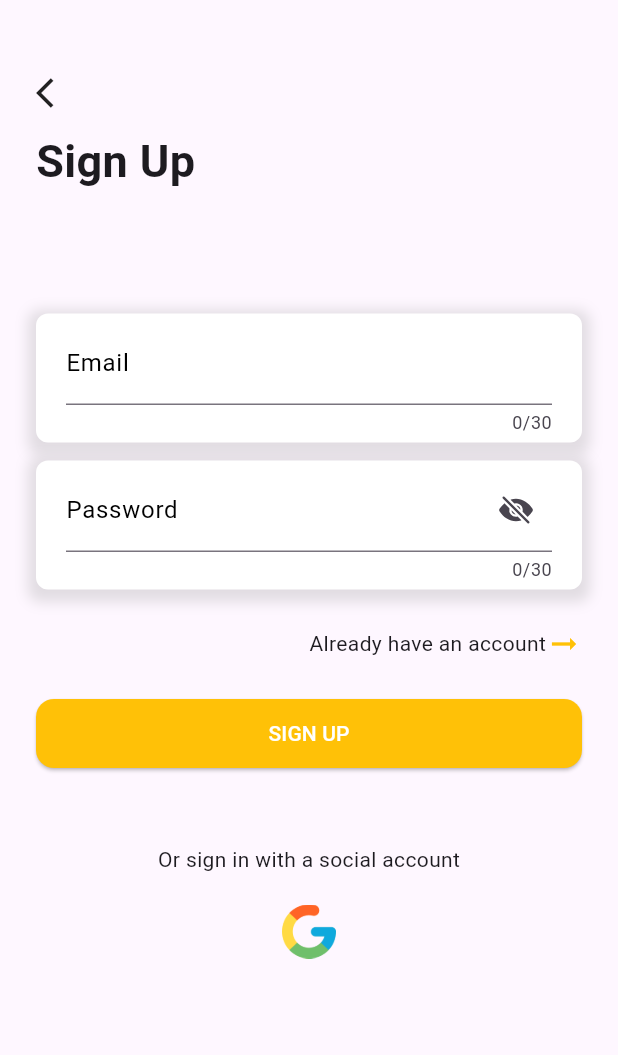
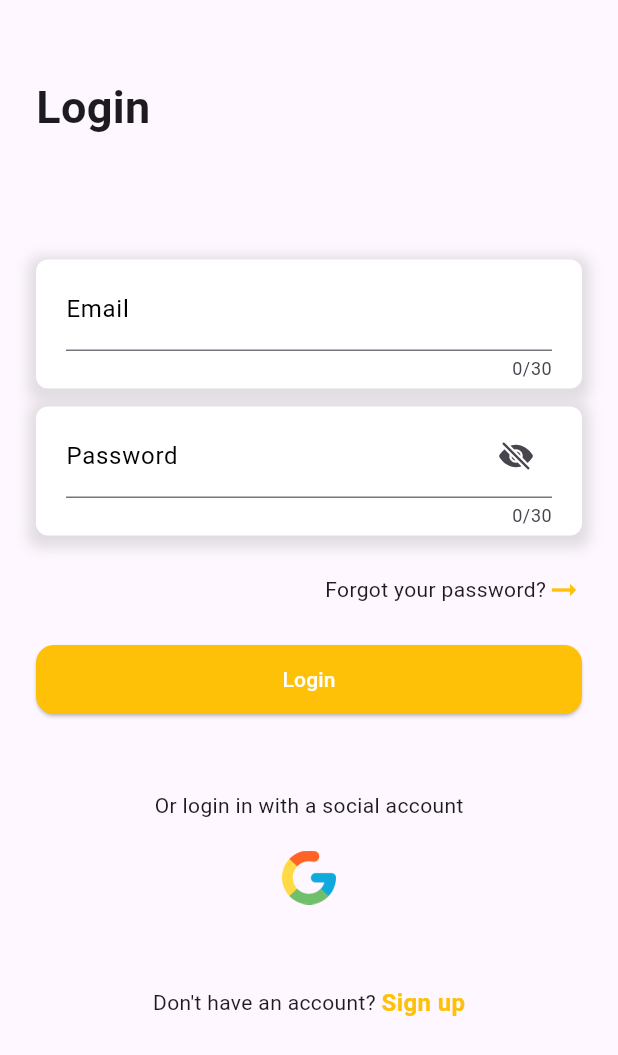
Before and after one commit to kietdev123/ecommerce_mobile, a Flutter app: the screen it shows after launch, on a phone screen of 412 x 824 dp. Shown: the top 1055 px of the screen. Run offline on Flutter 3.47's test engine with Material 3 defaults, Android fonts, the phone set to English and light mode, and no system bars; our stand-ins replace firebase_auth, firebase_core, flutter_bloc, flutter_easyloading, flutter_localization, ionicons; accounts and stored records are empty.

Commit message:
feat: sign up

```diff
--- a/lib/bloc/authentication/authentication_event.dart
+++ b/lib/bloc/authentication/authentication_event.dart
@@ -8,6 +8,13 @@ class AuthenticationSignInWithEmailPassWordEvent extends AuthenticationEvent {
   AuthenticationSignInWithEmailPassWordEvent(this.email, this.password);
 }
 
+class SignUpEvent extends AuthenticationEvent {
+  final String name;
+  final String email;
+  final String password;
+  SignUpEvent(this.name, this.email, this.password);
+}
+
 class SignOutEvent extends AuthenticationEvent {}
 
 class LoadProfileEvent extends AuthenticationEvent {}
--- a/lib/bloc/authentication/authentication_state.dart
+++ b/lib/bloc/authentication/authentication_state.dart
@@ -21,6 +21,8 @@ class AuthenticationSuccess extends AuthenticationState {
 
 class SignOutSuccess extends AuthenticationState {}
 
+class SignUpSuccess extends AuthenticationState {}
+
 //This is the error state of bloc
 class AuthenticationError extends AuthenticationState {
   late final dynamic error;
--- a/lib/main.dart
+++ b/lib/main.dart
@@ -1,5 +1,5 @@
 import 'package:ecommerce_mobile/bloc/authentication/authentication_event.dart';
-import 'package:ecommerce_mobile/ui/authentication/sign_in_screen.dart';
+import 'package:ecommerce_mobile/ui/authentication/login_screen.dart';
 import 'package:ecommerce_mobile/ui/home/home_screen.dart';
 import 'package:ecommerce_mobile/ui/test_screen.dart';
 import 'package:firebase_auth/firebase_auth.dart';
@@ -12,6 +12,7 @@ import 'bloc/authentication/authentication_bloc.dart';
 import 'bloc/counter/counter_bloc.dart';
 import 'firebase_options.dart';
 import 'res/app_locale.dart';
+import 'res/resources.dart';
 import 'routes/route_generator.dart';
 import 'package:flutter_easyloading/flutter_easyloading.dart';
 
@@ -71,6 +72,8 @@ class _MyAppState extends State<MyApp> {
 
   @override
   Widget build(BuildContext context) {
+    final resource = Resources(context);
+
     return MaterialApp(
       // initialRoute: SignInScreen.id,
       onGenerateRoute: RouteGenerator().generateRoute,
@@ -82,9 +85,15 @@ class _MyAppState extends State<MyApp> {
         builder: (context, snapshot) {
           if (snapshot.hasData) {
             _authenticationBloc.add(LoadProfileEvent());
-            return const HomeScreen();
+            return DefaultTextStyle(
+              style: resource.style.textDefault,
+              child: const HomeScreen(),
+            );
           }
-          return const SignInScreen();
+          return DefaultTextStyle(
+            style: resource.style.textDefault,
+            child: const LoginScreen(),
+          );
         },
       ),
     );
--- a/lib/repository/authentication/authentication_imp.dart
+++ b/lib/repository/authentication/authentication_imp.dart
@@ -34,4 +34,15 @@ class AuthenticationRepoImp extends AuthenticationRepo {
       rethrow;
     }
   }
+
+  @override
+  Future signUp(String name, String email, String password) async {
+    try {
+      dynamic response =
+          await _fireBaseService.signUpWithEmailPassword(name, email, password);
+      return response;
+    } catch (e) {
+      rethrow;
+    }
+  }
 }
--- a/lib/repository/authentication/authentication_repo.dart
+++ b/lib/repository/authentication/authentication_repo.dart
@@ -3,4 +3,5 @@ abstract class AuthenticationRepo {
       String email, String password) async {}
   Future<void> signOut() async {}
   void loadProfile() {}
+  Future<dynamic> signUp(String name, String email, String password) async {}
 }
--- a/lib/res/app_locale.dart
+++ b/lib/res/app_locale.dart
@@ -9,6 +9,7 @@ mixin AppLocale {
   static const String pleaseEnterAEmail = 'pleaseEnterAEmail';
   static const String enterValidEmail = 'enterValidEmail';
   static const String orSignInWithSocialAccount = 'orSignInWithSocialAccount';
+  static const String signIn = 'signIn';
 
   static Map<String, dynamic> EN = EnglishStrings().toMap();
   static Map<String, dynamic> VN = VietNamStrings().toMap();
--- a/lib/res/strings/english_strings.dart
+++ b/lib/res/strings/english_strings.dart
@@ -6,7 +6,7 @@ class EnglishStrings extends Strings {
 
   @override
   // TODO: implement signIn
-  String get signIn => "Sign Up";
+  String get signIn => "Sign In";
 
   @override
   // TODO: implement password
--- a/lib/res/style/app_style.dart
+++ b/lib/res/style/app_style.dart
@@ -1,34 +1,59 @@
-
 import 'package:flutter/material.dart';
+import 'package:flutter/widgets.dart';
 import '../../res/colors/app_colors.dart';
 import '../../res/dimentions/app_dimension.dart';
 
 class AppStyle {
+  TextStyle headingTextStyle = TextStyle(
+      fontSize: AppDimension().defaultText,
+      fontWeight: FontWeight.bold,
+      color: AppColors().colorPrimaryText);
 
-  TextStyle headingTextStyle =
-  TextStyle(fontSize: AppDimension().defaultText, fontWeight: FontWeight.bold, color: AppColors().colorPrimaryText);
+  TextStyle subHeadingTextStyle = TextStyle(
+      fontSize: AppDimension().mediumText,
+      fontWeight: FontWeight.w600,
+      color: AppColors().colorSecondaryText);
 
-  TextStyle subHeadingTextStyle =
-  TextStyle(fontSize: AppDimension().mediumText, fontWeight: FontWeight.w600, color: AppColors().colorSecondaryText);
+  TextStyle appbarTitleStyle = TextStyle(
+      fontSize: AppDimension().defaultText,
+      fontWeight: FontWeight.w600,
+      color: AppColors().colorAppbarTitle);
 
-  TextStyle appbarTitleStyle =
-  TextStyle(fontSize: AppDimension().defaultText, fontWeight: FontWeight.w600, color: AppColors().colorAppbarTitle);
+  TextStyle linkTextStyle = TextStyle(
+      fontSize: AppDimension().defaultText,
+      fontWeight: FontWeight.w600,
+      color: AppColors().colorLink);
 
-  TextStyle linkTextStyle =
-  TextStyle(fontSize: AppDimension().defaultText, fontWeight: FontWeight.w600, color: AppColors().colorLink);
+  TextStyle whiteTextStyle = TextStyle(
+      fontSize: AppDimension().defaultText,
+      fontWeight: FontWeight.w600,
+      color: Colors.white);
 
-  TextStyle whiteTextStyle =
-  TextStyle(fontSize: AppDimension().defaultText, fontWeight: FontWeight.w600, color: Colors.white);
+  TextStyle whiteTextSmallStyle = TextStyle(
+      fontSize: AppDimension().smallText,
+      fontWeight: FontWeight.w600,
+      color: Colors.white);
 
-  TextStyle whiteTextSmallStyle =
-  TextStyle(fontSize: AppDimension().smallText, fontWeight: FontWeight.w600, color: Colors.white);
+  TextStyle drawerTextStyle = TextStyle(
+      fontSize: AppDimension().mediumText,
+      fontWeight: FontWeight.w600,
+      color: AppColors().colorAppbarTitle);
 
-  TextStyle drawerTextStyle =
-  TextStyle(fontSize: AppDimension().mediumText, fontWeight: FontWeight.w600, color: AppColors().colorAppbarTitle);
+  TextStyle drawerSubTextStyle = TextStyle(
+      fontSize: AppDimension().mediumText,
+      fontWeight: FontWeight.w400,
+      color: AppColors().colorPrimary.shade900);
 
-  TextStyle drawerSubTextStyle =
-  TextStyle(fontSize: AppDimension().mediumText, fontWeight: FontWeight.w400, color: AppColors().colorPrimary.shade900);
+  TextStyle textPrimary = TextStyle(
+      fontSize: AppDimension().mediumText,
+      fontWeight: FontWeight.w600,
+      color: AppColors().colorPrimary);
+
+  TextStyle textDefault = TextStyle(
+      fontSize: AppDimension().mediumText,
+      fontWeight: FontWeight.w600,
+      color: AppColors().colorPrimaryText);
 
   IconThemeData appbarIconTheme =
-  IconThemeData(color: AppColors().colorAppbarTitle);
+      IconThemeData(color: AppColors().colorAppbarTitle);
 }
--- /dev/null
+++ b/lib/ui/authentication/login_screen.dart
@@ -0,0 +1,238 @@
+import 'package:ecommerce_mobile/bloc/authentication/authentication_bloc.dart';
+import 'package:ecommerce_mobile/bloc/authentication/authentication_event.dart';
+import 'package:ecommerce_mobile/bloc/authentication/authentication_state.dart';
+import 'package:ecommerce_mobile/res/resources.dart';
+import 'package:ecommerce_mobile/ui/authentication/sign_up_screen.dart';
+import 'package:ecommerce_mobile/ui/home/home_screen.dart';
+import 'package:ecommerce_mobile/ui/setting/setting_screen.dart';
+import 'package:ecommerce_mobile/ui/utils/utils.dart';
+import 'package:ecommerce_mobile/ui/widgets/custom_card.dart';
+import 'package:ecommerce_mobile/ui/widgets/padding_screen.dart';
+import 'package:firebase_auth/firebase_auth.dart';
+import 'package:flutter/cupertino.dart';
+import 'package:flutter/material.dart';
+import 'package:flutter/widgets.dart';
+import 'package:flutter_bloc/flutter_bloc.dart';
+import 'package:flutter_easyloading/flutter_easyloading.dart';
+import 'package:flutter_localization/flutter_localization.dart';
+import 'package:ionicons/ionicons.dart';
+
+import '../../res/app_locale.dart';
+
+class LoginScreen extends StatefulWidget {
+  static const String id = "login_screen";
+  const LoginScreen({super.key});
+
+  @override
+  State<LoginScreen> createState() => _LoginScreenState();
+}
+
+class _LoginScreenState extends State<LoginScreen> {
+  final _formKey = GlobalKey<FormState>();
+  final _emailTextController = TextEditingController();
+  final _passwordTextController = TextEditingController();
+  bool isLoading = false;
+  bool isObscure = true;
+
+  late AuthenticationBloc _authenticationBloc;
+
+  @override
+  void initState() {
+    Future.delayed(const Duration(seconds: 2), () {
+      EasyLoading.dismiss();
+    });
+    _authenticationBloc = BlocProvider.of(context);
+
+    super.initState();
+  }
+
+  @override
+  Widget build(BuildContext context) {
+    final resource = Resources(context);
+
+    return Scaffold(
+      body: SingleChildScrollView(
+        child: PaddingScreen(
+          child: Column(children: [
+            Form(
+              key: _formKey,
+              child: Column(
+                crossAxisAlignment: CrossAxisAlignment.start,
+                children: <Widget>[
+                  // Add TextFormFields and ElevatedButton here.
+
+                  const SizedBox(height: 50),
+
+                  Text(
+                    'Login',
+                    style: const TextStyle(
+                        fontWeight: FontWeight.bold, fontSize: 30),
+                  ),
+                  const SizedBox(height: 80),
+
+                  CustomCard(
+                    child: TextFormField(
+                      controller: _emailTextController,
+                      // The validator receives the text that the user has entered.
+                      cursorColor: resource.color.colorPrimaryText,
+                      maxLength: 30,
+                      autovalidateMode: AutovalidateMode.onUserInteraction,
+                      decoration: InputDecoration(
+                        // border: InputBorder.none,
+                        labelStyle:
+                            TextStyle(color: resource.color.colorPrimaryText),
+                        focusColor: resource.color.colorPrimaryText,
+                        labelText: "Email",
+                      ),
+                      validator: (value) {
+                        return validateEmail(value, context);
+                      },
+                    ),
+                  ),
+
+                  const SizedBox(height: 12),
+
+                  CustomCard(
+                    child: TextFormField(
+                      controller: _passwordTextController,
+                      // The validator receives the text that the user has entered.
+                      autovalidateMode: AutovalidateMode.onUserInteraction,
+                      maxLength: 30,
+                      decoration: InputDecoration(
+                        labelText: AppLocale.password.getString(context),
+                        labelStyle:
+                            TextStyle(color: resource.color.colorPrimaryText),
+                        suffixIcon: isObscure
+                            ? IconButton(
+                                onPressed: () {
+                                  setState(() {
+                                    isObscure = !isObscure;
+                                  });
+                                },
+                                icon: const Icon(Ionicons.eye_off))
+                            : IconButton(
+                                onPressed: () {
+                                  setState(() {
+                                    isObscure = !isObscure;
+                                  });
+                                },
+                                icon: const Icon(Ionicons.eye),
+                              ),
+                      ),
+                      obscureText: isObscure,
+                      validator: (value) {
+                        if (value == '') return 'Required';
+                        return null;
+                      },
+                    ),
+                  ),
+
+                  const SizedBox(height: 24),
+
+                  Row(
+                    mainAxisAlignment: MainAxisAlignment.end,
+                    children: [
+                      Text('Forgot your password?'),
+                      Icon(
+                        Icons.arrow_right_alt_outlined,
+                        color: resource.color.colorPrimary,
+                      )
+                    ],
+                  ),
+
+                  const SizedBox(height: 24),
+
+                  BlocConsumer<AuthenticationBloc, AuthenticationState>(
+                    builder: (context, state) {
+                      return ElevatedButton(
+                        style: ElevatedButton.styleFrom(
+                          backgroundColor: resource.color.colorPrimary,
+                          minimumSize: const Size(double.infinity, 46),
+                          maximumSize: const Size(double.infinity, 46),
+                          shape: RoundedRectangleBorder(
+                            borderRadius: BorderRadius.circular(12.0),
+                          ),
+                        ),
+                        onPressed: () async {
+                          if (state is AuthenticationLoading) return;
+                          if (_formKey.currentState!.validate()) {
+                            var emailAddress = _emailTextController.text.trim();
+                            var password = _passwordTextController.text.trim();
+                            EasyLoading.show();
+
+                            _authenticationBloc.add(
+                              AuthenticationSignInWithEmailPassWordEvent(
+                                emailAddress,
+                                password,
+                              ),
+                            );
+                          }
+                        },
+                        child: Text(
+                          'Login',
+                          style: TextStyle(
+                              color: resource.color.colorInPrimaryBackground),
+                        ),
+                      );
+                    },
+                    listener: (context, state) async {
+                      if (state is AuthenticationLoading) {
+                      } else if (state is AuthenticationSuccess) {
+                        EasyLoading.dismiss();
+                        EasyLoading.showSuccess('Login successful',
+                            duration: const Duration(seconds: 2));
+                        Navigator.of(context, rootNavigator: true).pushNamed(
+                          HomeScreen.id,
+                        );
+                        Future.delayed(const Duration(seconds: 2), () {});
+                      } else if (state is AuthenticationError) {
+                        EasyLoading.dismiss();
+
+                        EasyLoading.showError(state.error.toString(),
+                            duration: const Duration(seconds: 2));
+                      }
+                    },
+                  ),
+
+                  const SizedBox(height: 50),
+                  Center(child: Text("Or login in with a social account")),
+                  const SizedBox(height: 12),
+                  Center(
+                      child: IconButton(
+                    onPressed: () {},
+                    icon: Image.asset(
+                      'assets/images/google_icon.png',
+                      width: 36,
+                    ),
+                  )),
+                  const SizedBox(height: 46),
+
+                  Row(
+                    mainAxisAlignment: MainAxisAlignment.center,
+                    crossAxisAlignment: CrossAxisAlignment.center,
+                    children: [
+                      Text(
+                        "Don't have an account? ",
+                      ),
+                      GestureDetector(
+                          onTap: () {
+                            Navigator.of(context, rootNavigator: true)
+                                .pushNamed(
+                              SignUpScreen.id,
+                            );
+                          },
+                          child: Text(
+                            "Sign up",
+                            style: resource.style.textPrimary,
+                          )),
+                    ],
+                  )
+                ],
+              ),
+            ),
+          ]),
+        ),
+      ),
+    );
+  }
+}
--- a/lib/ui/home/home_screen.dart
+++ b/lib/ui/home/home_screen.dart
@@ -34,6 +34,10 @@ class _HomeScreenState extends State<HomeScreen> {
   late AuthenticationBloc _authenticationBloc;
   @override
   void initState() {
+    Future.delayed(const Duration(seconds: 2), () {
+      EasyLoading.dismiss();
+    });
+
     _authenticationBloc = BlocProvider.of(context);
 
     super.initState();
```
Also changed, not shown: lib/bloc/authentication/authentication_bloc.dart (+25 -3 lines), lib/data/remote/firebase/firebase_service.dart (+7 -2 lines), lib/routes/route_generator.dart (+9 -3 lines), lib/ui/authentication/sign_up_screen.dart (renamed from lib/ui/authentication/sign_in_screen.dart, +76 -28 lines).
